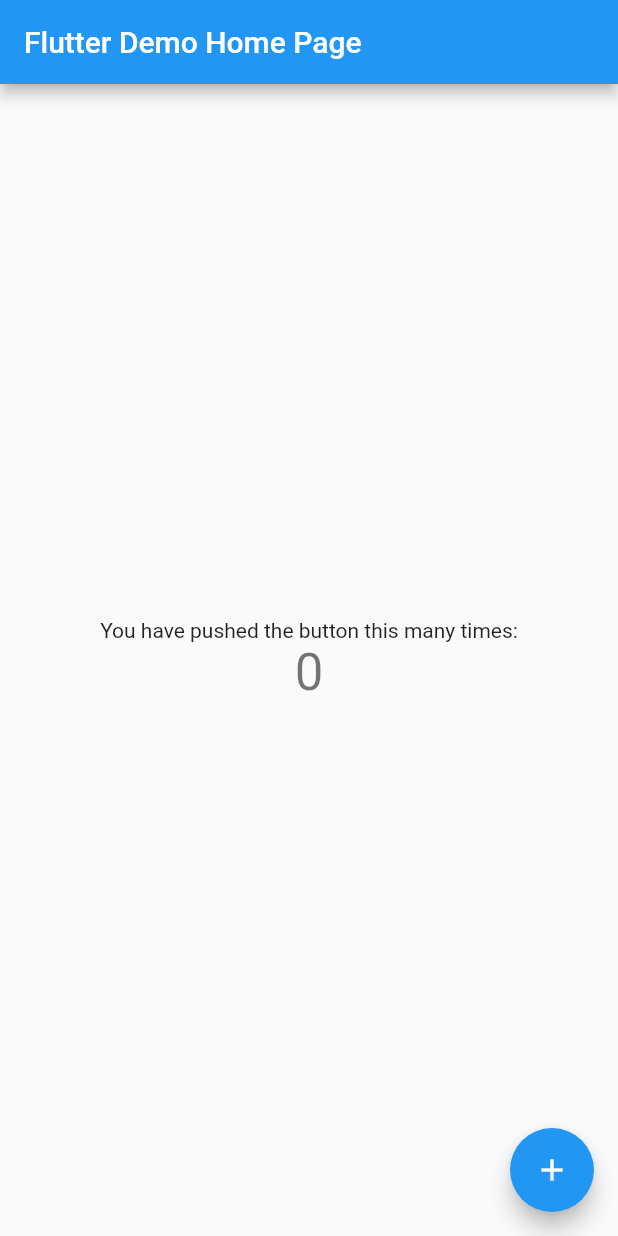
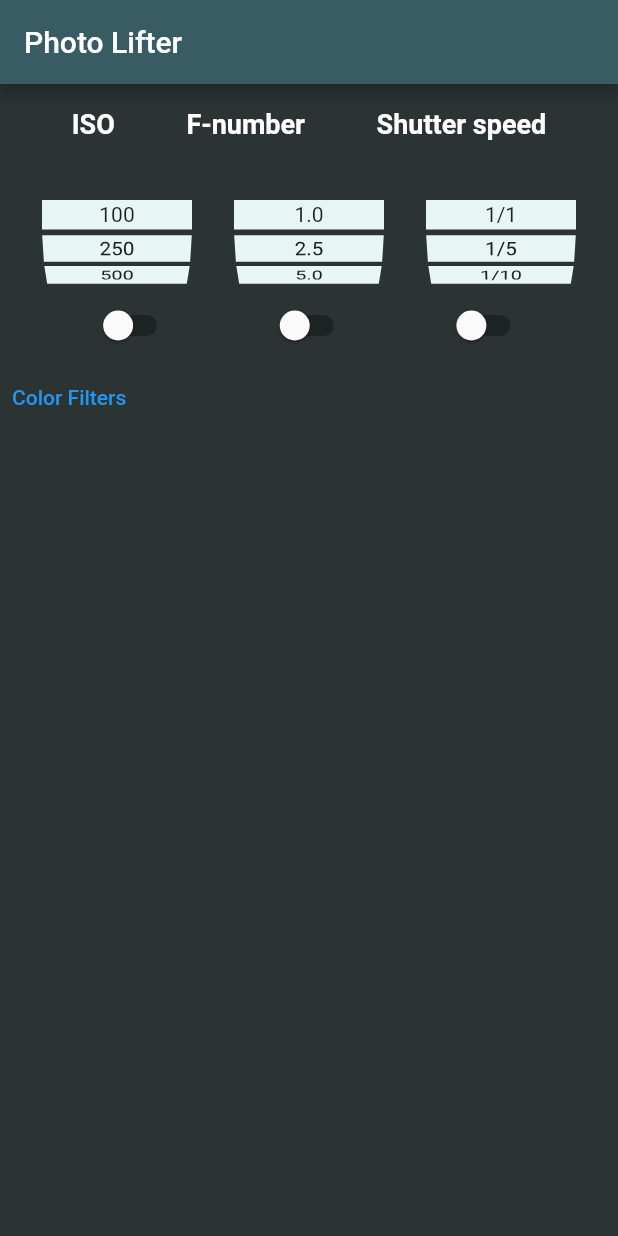
Before and after one commit to davidnicholai/flutter_multiplatform_playground, a Flutter app: the screen it shows after launch, on a phone screen of 412 x 824 dp. Run offline on Flutter 3.47's test engine with Material 2 defaults, Android fonts, the phone set to English and light mode, and no system bars.

Commit message:
Add some layout stuff

```diff
--- a/lib/main.dart
+++ b/lib/main.dart
@@ -1,4 +1,5 @@
 import 'package:flutter/material.dart';
+import 'package:flutter_spike/pages/home_page.dart';
 
 void main() {
   runApp(const MyApp());
@@ -7,109 +8,12 @@ void main() {
 class MyApp extends StatelessWidget {
   const MyApp({Key? key}) : super(key: key);
 
-  // This widget is the root of your application.
   @override
   Widget build(BuildContext context) {
     return MaterialApp(
       title: 'Flutter Demo',
-      theme: ThemeData(
-        // This is the theme of your application.
-        //
-        // Try running your application with "flutter run". You'll see the
-        // application has a blue toolbar. Then, without quitting the app, try
-        // changing the primarySwatch below to Colors.green and then invoke
-        // "hot reload" (press "r" in the console where you ran "flutter run",
-        // or simply save your changes to "hot reload" in a Flutter IDE).
-        // Notice that the counter didn't reset back to zero; the application
-        // is not restarted.
-        primarySwatch: Colors.blue,
-      ),
-      home: const MyHomePage(title: 'Flutter Demo Home Page'),
+      theme: ThemeData(primarySwatch: Colors.blue),
+      home: const HomePage(title: 'Photo Lifter'),
     );
   }
 }
-
-class MyHomePage extends StatefulWidget {
-  const MyHomePage({Key? key, required this.title}) : super(key: key);
-
-  // This widget is the home page of your application. It is stateful, meaning
-  // that it has a State object (defined below) that contains fields that affect
-  // how it looks.
-
-  // This class is the configuration for the state. It holds the values (in this
-  // case the title) provided by the parent (in this case the App widget) and
-  // used by the build method of the State. Fields in a Widget subclass are
-  // always marked "final".
-
-  final String title;
-
-  @override
-  State<MyHomePage> createState() => _MyHomePageState();
-}
-
-class _MyHomePageState extends State<MyHomePage> {
-  int _counter = 0;
-
-  void _incrementCounter() {
-    setState(() {
-      // This call to setState tells the Flutter framework that something has
-      // changed in this State, which causes it to rerun the build method below
-      // so that the display can reflect the updated values. If we changed
-      // _counter without calling setState(), then the build method would not be
-      // called again, and so nothing would appear to happen.
-      _counter++;
-    });
-  }
-
-  @override
-  Widget build(BuildContext context) {
-    // This method is rerun every time setState is called, for instance as done
-    // by the _incrementCounter method above.
-    //
-    // The Flutter framework has been optimized to make rerunning build methods
-    // fast, so that you can just rebuild anything that needs updating rather
-    // than having to individually change instances of widgets.
-    return Scaffold(
-      appBar: AppBar(
-        // Here we take the value from the MyHomePage object that was created by
-        // the App.build method, and use it to set our appbar title.
-        title: Text(widget.title),
-      ),
-      body: Center(
-        // Center is a layout widget. It takes a single child and positions it
-        // in the middle of the parent.
-        child: Column(
-          // Column is also a layout widget. It takes a list of children and
-          // arranges them vertically. By default, it sizes itself to fit its
-          // children horizontally, and tries to be as tall as its parent.
-          //
-          // Invoke "debug painting" (press "p" in the console, choose the
-          // "Toggle Debug Paint" action from the Flutter Inspector in Android
-          // Studio, or the "Toggle Debug Paint" command in Visual Studio Code)
-          // to see the wireframe for each widget.
-          //
-          // Column has various properties to control how it sizes itself and
-          // how it positions its children. Here we use mainAxisAlignment to
-          // center the children vertically; the main axis here is the vertical
-          // axis because Columns are vertical (the cross axis would be
-          // horizontal).
-          mainAxisAlignment: MainAxisAlignment.center,
-          children: <Widget>[
-            const Text(
-              'You have pushed the button this many times:',
-            ),
-            Text(
-              '$_counter',
-              style: Theme.of(context).textTheme.headline4,
-            ),
-          ],
-        ),
-      ),
-      floatingActionButton: FloatingActionButton(
-        onPressed: _incrementCounter,
-        tooltip: 'Increment',
-        child: const Icon(Icons.add),
-      ), // This trailing comma makes auto-formatting nicer for build methods.
-    );
-  }
-}
--- /dev/null
+++ b/lib/pages/color_filter_page.dart
@@ -0,0 +1,60 @@
+import 'package:flutter/material.dart';
+
+class ColorFilterPage extends StatelessWidget {
+  final options = <ColorFilterListItem>[
+    const ColorFilterListItem(name: 'Blue', color: Colors.blue),
+    const ColorFilterListItem(name: 'Red', color: Colors.red),
+    const ColorFilterListItem(name: 'Yellow', color: Colors.yellow),
+    const ColorFilterListItem(name: 'Pink', color: Colors.pink),
+    const ColorFilterListItem(name: 'Green', color: Colors.green),
+  ];
+
+  ColorFilterPage({Key? key}) : super(key: key);
+
+  @override
+  Widget build(BuildContext context) {
+    return Scaffold(
+      backgroundColor: const Color(0xFF2C3333),
+      appBar: AppBar(
+        title: const Text('Color Filters Page'),
+        backgroundColor: const Color(0xFF395B64),
+      ),
+      body: ListView.separated(
+        itemCount: options.length,
+        separatorBuilder: (_, __) =>
+            const Divider(height: 1, color: Colors.white54),
+        itemBuilder: (BuildContext context, int index) {
+          final item = options[index];
+          return Padding(
+            padding: EdgeInsets.symmetric(vertical: 8, horizontal: 12),
+            child: Row(
+              mainAxisAlignment: MainAxisAlignment.start,
+              children: [
+                Text(
+                  item.name,
+                  style: TextStyle(
+                      color: Colors.white,
+                      fontSize: 18,
+                      fontWeight: FontWeight.bold),
+                ),
+                SizedBox(width: 12),
+                Container(
+                  width: 10,
+                  height: 10,
+                  color: item.color,
+                ),
+              ],
+            ),
+          );
+        },
+      ),
+    );
+  }
+}
+
+class ColorFilterListItem {
+  final String name;
+  final Color color;
+
+  const ColorFilterListItem({required this.name, required this.color});
+}
--- /dev/null
+++ b/lib/pages/home_page.dart
@@ -0,0 +1,111 @@
+import 'package:flutter/material.dart';
+import 'package:flutter_spike/pages/color_filter_page.dart';
+import 'package:flutter_spike/widgets/custom_list_wheel_scroll_view.dart';
+
+class HomePage extends StatefulWidget {
+  const HomePage({Key? key, required this.title}) : super(key: key);
+
+  final String title;
+
+  @override
+  State<HomePage> createState() => _HomePageState();
+}
+
+class _HomePageState extends State<HomePage> {
+  bool _switchValue1 = false;
+  bool _switchValue2 = false;
+  bool _switchValue3 = false;
+
+  @override
+  Widget build(BuildContext context) {
+    return Scaffold(
+      backgroundColor: const Color(0xFF2C3333),
+      appBar: AppBar(
+        title: Text(widget.title),
+        backgroundColor: const Color(0xFF395B64),
+      ),
+      body: Column(
+        mainAxisAlignment: MainAxisAlignment.start,
+        crossAxisAlignment: CrossAxisAlignment.start,
+        children: <Widget>[
+          const SizedBox(height: 16),
+          _buildColumnTitles(),
+          _buildDials(),
+          _buildSwitches(),
+          TextButton(
+            onPressed: () {
+              Navigator.push(context, MaterialPageRoute(builder: (context) {
+                return ColorFilterPage();
+              }));
+            },
+            child: const Text('Color Filters'),
+          )
+        ],
+      ),
+    );
+  }
+
+  Widget _buildColumnTitles() {
+    Widget _buildText(String text) {
+      return Text(
+        text,
+        style: const TextStyle(
+          color: Colors.white,
+          fontSize: 18,
+          fontWeight: FontWeight.bold,
+        ),
+      );
+    }
+
+    return Row(
+      mainAxisAlignment: MainAxisAlignment.spaceEvenly,
+      children: [
+        _buildText('ISO'),
+        _buildText('F-number'),
+        _buildText('Shutter speed'),
+      ],
+    );
+  }
+
+  Widget _buildDials() {
+    Widget buildDial(List<String> options) {
+      return SizedBox(
+        width: 100,
+        height: 100,
+        child: CustomListWheelScrollView(
+          children: options,
+        ),
+      );
+    }
+
+    return Row(
+      mainAxisAlignment: MainAxisAlignment.spaceEvenly,
+      children: [
+        buildDial(<String>['100', '250', '500', '1000']),
+        buildDial(<String>['1.0', '2.5', '5.0', '10.0']),
+        buildDial(<String>['1/1', '1/5', '1/10', '1/13'])
+      ],
+    );
+  }
+
+  Widget _buildSwitches() {
+    Widget buildSwitch(bool switchValue, ValueChanged<bool> onChanged) {
+      return Switch(
+        value: switchValue,
+        onChanged: onChanged,
+      );
+    }
+
+    return Row(
+      mainAxisAlignment: MainAxisAlignment.spaceEvenly,
+      children: [
+        buildSwitch(
+            _switchValue1, (val) => setState(() => _switchValue1 = val)),
+        buildSwitch(
+            _switchValue2, (val) => setState(() => _switchValue2 = val)),
+        buildSwitch(
+            _switchValue3, (val) => setState(() => _switchValue3 = val)),
+      ],
+    );
+  }
+}
--- /dev/null
+++ b/lib/widgets/custom_list_wheel_scroll_view.dart
@@ -0,0 +1,31 @@
+import 'package:flutter/material.dart';
+
+class CustomListWheelScrollView extends StatelessWidget {
+  final List<String> children;
+
+  const CustomListWheelScrollView({Key? key, required this.children})
+      : super(key: key);
+
+  @override
+  Widget build(BuildContext context) {
+    return ListWheelScrollView(
+      itemExtent: 20,
+      diameterRatio: 1.2,
+      useMagnifier: true,
+      // magnification: 1.3,
+      children: _buildChildren(),
+    );
+  }
+
+  List<Widget> _buildChildren() {
+    return children
+        .map((e) => Container(
+              color: const Color(0xFFE7F6F2),
+              alignment: Alignment.center,
+              // width: 50,
+              // height: 30,
+              child: Text(e),
+            ))
+        .toList();
+  }
+}
```
